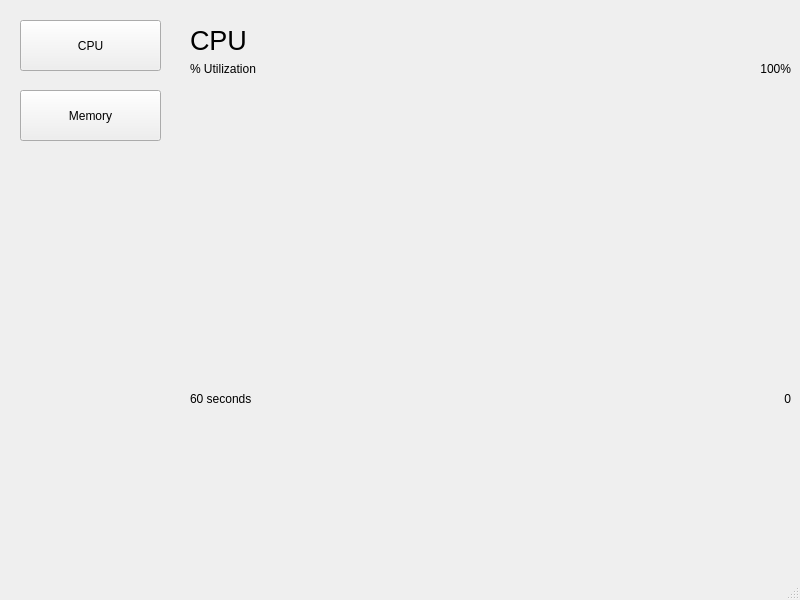
Before: the Qt Designer form mainwindow.ui in Anrighe/SystemMonitor, drawn with Qt 5.
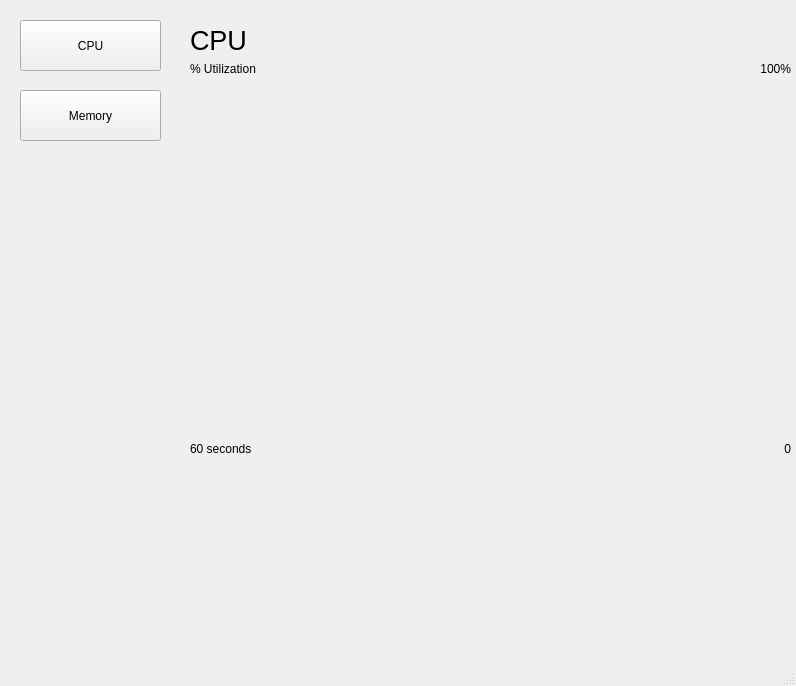
After: the same form once the commit is applied. Custom widgets are drawn as their Qt base class.

Commit message: cpu window visual improvements

What changed in the file:
```diff
--- a/mainwindow.ui
+++ b/mainwindow.ui
@@ -6,8 +6,8 @@
    <rect>
     <x>0</x>
     <y>0</y>
-    <width>800</width>
-    <height>600</height>
+    <width>796</width>
+    <height>686</height>
    </rect>
   </property>
   <property name="windowTitle">
@@ -20,7 +20,7 @@
       <x>0</x>
       <y>0</y>
       <width>181</width>
-      <height>581</height>
+      <height>661</height>
      </rect>
     </property>
     <widget class="QPushButton" name="btnCpu">
@@ -56,7 +56,7 @@
       <x>180</x>
       <y>0</y>
       <width>621</width>
-      <height>581</height>
+      <height>661</height>
      </rect>
     </property>
     <property name="currentIndex">
@@ -147,11 +147,32 @@
       <property name="geometry">
        <rect>
         <x>10</x>
-        <y>80</y>
+        <y>77</y>
         <width>601</width>
-        <height>311</height>
+        <height>361</height>
        </rect>
       </property>
+      <property name="sizePolicy">
+       <sizepolicy hsizetype="Expanding" vsizetype="Expanding">
+        <horstretch>0</horstretch>
+        <verstretch>0</verstretch>
+       </sizepolicy>
+      </property>
+      <property name="sizeIncrement">
+       <size>
+        <width>0</width>
+        <height>0</height>
+       </size>
+      </property>
+      <property name="baseSize">
+       <size>
+        <width>0</width>
+        <height>0</height>
+       </size>
+      </property>
+      <property name="autoFillBackground">
+       <bool>false</bool>
+      </property>
      </widget>
      <widget class="QWidget" name="horizontalLayoutWidget_3">
       <property name="geometry">
@@ -186,7 +207,7 @@
       <property name="geometry">
        <rect>
         <x>10</x>
-        <y>390</y>
+        <y>440</y>
         <width>601</width>
         <height>18</height>
        </rect>
@@ -211,6 +232,17 @@
        </item>
       </layout>
      </widget>
+     <widget class="QWidget" name="horizontalLayoutWidget_5">
+      <property name="geometry">
+       <rect>
+        <x>10</x>
+        <y>460</y>
+        <width>601</width>
+        <height>181</height>
+       </rect>
+      </property>
+      <layout class="QHBoxLayout" name="cpuBottomInformationLayout"/>
+     </widget>
     </widget>
    </widget>
   </widget>
```
Left out of the diff: 20 changed lines with no effect on the pictures. The commit also changes 2 other files.
